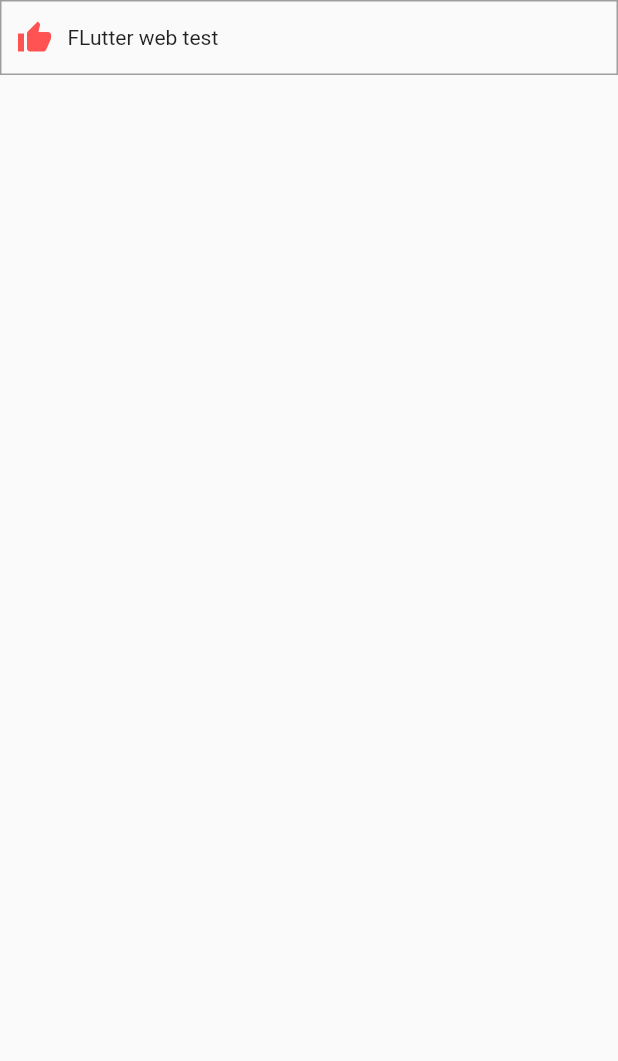
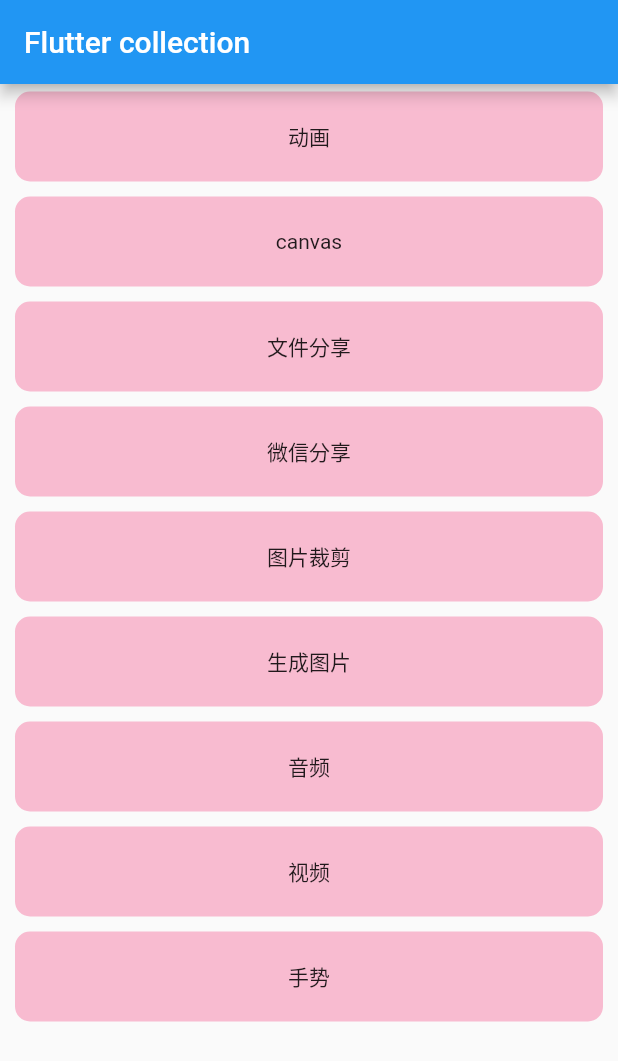
Before and after one commit to saulzh/flutter_collection, a Flutter app: the screen it shows after launch, on a phone screen of 412 x 824 dp. Shown: the top 1061 px of the screen. Run offline on Flutter 3.47's test engine with Material 2 defaults, Android fonts, the phone set to English and light mode, and no system bars.

Commit message:
add some page

```diff
--- a/lib/pages/home.dart
+++ b/lib/pages/home.dart
@@ -8,6 +8,18 @@ class Home extends StatefulWidget {
 }
 
 class _HomeState extends State<Home> {
+  List<String> homeArray = [
+    '动画',
+    'canvas',
+    '文件分享',
+    '微信分享',
+    '图片裁剪',
+    '生成图片',
+    '音频',
+    '视频',
+    '手势',
+  ];
+
   void initState() {
     super.initState();
   }
@@ -15,48 +27,42 @@ class _HomeState extends State<Home> {
   Widget build(BuildContext context) {
     var home = MaterialApp(
       home: Scaffold(
-        body: Container(
-            child: Column(
-          children: [
-            header(context),
-            body(context),
-          ],
-        )),
+        appBar: AppBar(
+          title: Text('Flutter collection'),
+        ),
+        body: body(context),
       ),
     );
     return home;
   }
 
-  Widget header(BuildContext context) {
+  Widget body(BuildContext context) {
     return Container(
-      height: 50,
-      decoration: BoxDecoration(
-          border: Border.all(
-        color: Colors.grey,
-      )),
-      child: Row(
-        children: [
-          Container(
-            margin: EdgeInsets.only(
-              left: 10,
-              right: 10,
-            ),
-            child: Icon(
-              Icons.thumb_up,
-              color: Colors.redAccent,
-            ),
-          ),
-          Container(
-            child: Text('FLutter web test'),
-          ),
-        ],
+      child: ListView.builder(
+        itemCount: homeArray.length,
+        itemBuilder: (BuildContext context, int index) {
+          String item = homeArray[index];
+          return homeItem(context, item);
+        },
       ),
     );
   }
 
-  Widget body(BuildContext context) {
+  Widget homeItem(BuildContext context, String item) {
     return Container(
-      child: CanvasPage(),
+      height: 60,
+      margin: EdgeInsets.only(
+        left: 10,
+        right: 10,
+        top: 5,
+        bottom: 5,
+      ),
+      alignment: Alignment.center,
+      decoration: BoxDecoration(
+        color: Colors.pink[100],
+        borderRadius: BorderRadius.all(Radius.circular(10)),
+      ),
+      child: Text(item),
     );
   }
 }
```
Also changed, not shown: lib/pages/animation.dart (added), lib/pages/audio.dart (added), lib/pages/image_crop.dart (added), lib/pages/image_generate.dart (added), lib/pages/share_file.dart (added), lib/pages/share_wechat.dart (added), lib/pages/video.dart (added).
